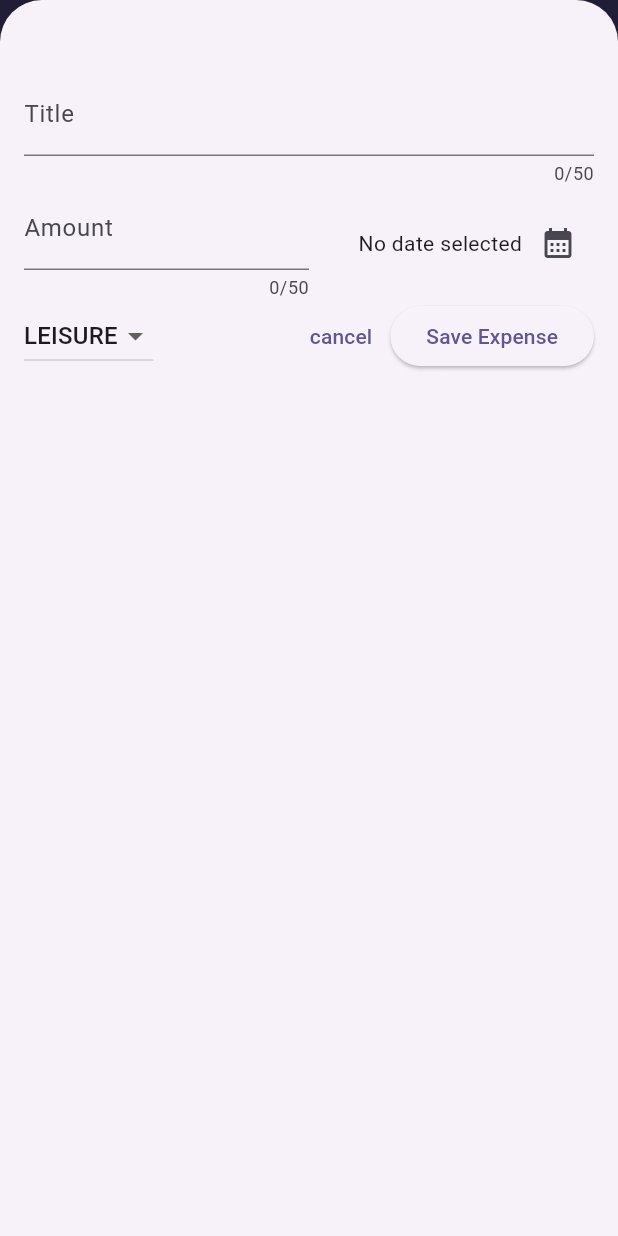
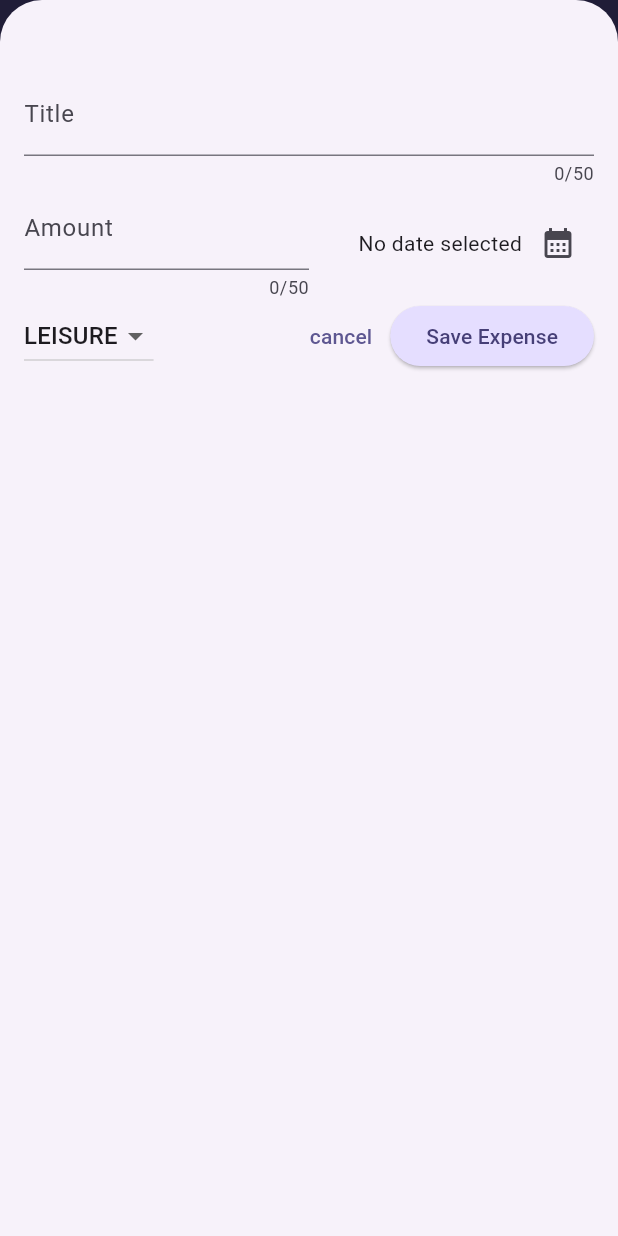
Before and after one commit to msatrionn/expenses_tracker, a Flutter app: the screen it shows after launch, after a tap on the "add" icon, on a phone screen of 412 x 824 dp. Run offline on Flutter 3.47's test engine with Material 3 defaults, Android fonts, the phone set to English and light mode, and no system bars.

Commit message:
checkpoint 2 windows

```diff
--- a/lib/main.dart
+++ b/lib/main.dart
@@ -4,20 +4,63 @@ import 'package:flutter/material.dart';
 var kColorScheme = ColorScheme.fromSeed(
   seedColor: const Color.fromARGB(255, 95, 59, 255),
 );
+
+var kDarkColorScheme = ColorScheme.fromSeed(
+  seedColor: const Color.fromARGB(255, 5, 99, 125),
+  brightness: Brightness.dark,
+);
 void main() {
   runApp(
     MaterialApp(
+      darkTheme: ThemeData.dark().copyWith(
+        colorScheme: kDarkColorScheme,
+        cardTheme: const CardThemeData().copyWith(
+          color: kDarkColorScheme.secondaryContainer,
+          margin: const EdgeInsets.symmetric(
+            horizontal: 16,
+            vertical: 8,
+          ),
+        ),
+        elevatedButtonTheme: ElevatedButtonThemeData(
+          style: ElevatedButton.styleFrom(
+            backgroundColor: kDarkColorScheme.primaryContainer,
+            foregroundColor: kDarkColorScheme.onPrimaryContainer,
+          ),
+        ),
+      ),
       theme: ThemeData().copyWith(
         // scaffoldBackgroundColor: const Color.fromARGB(255, 220, 189, 245),
         colorScheme: kColorScheme,
-        appBarTheme: AppBarTheme().copyWith(
+        appBarTheme: const AppBarTheme().copyWith(
           backgroundColor: kColorScheme.onPrimaryContainer,
           foregroundColor: kColorScheme.primaryContainer,
+        ),
+        cardTheme: const CardThemeData().copyWith(
+          color: kColorScheme.secondaryContainer,
+          margin: const EdgeInsets.symmetric(
+            horizontal: 16,
+            vertical: 8,
+          ),
+        ),
+        elevatedButtonTheme: ElevatedButtonThemeData(
+          style: ElevatedButton.styleFrom(
+            backgroundColor: kColorScheme.primaryContainer,
+            foregroundColor: kColorScheme.onPrimaryContainer,
+          ),
+        ),
+        textTheme: ThemeData().textTheme.copyWith(
+          titleLarge: TextStyle(
+            fontWeight: FontWeight.bold,
+            color: Colors.red[900],
+            fontSize: 16,
+          ),
         ),
       ),
 
       //useMaterial3
       home: const Expenses(),
+      themeMode:
+          ThemeMode.system, // <- default is system mengikuti settingan device
     ),
   );
 }
--- a/lib/widgets/expenses_list/expenses_item.dart
+++ b/lib/widgets/expenses_list/expenses_item.dart
@@ -19,9 +19,8 @@ class ExpensesItem extends StatelessWidget {
           children: [
             Text(
               expense.title,
-              style: const TextStyle(
+              style: Theme.of(context).textTheme.titleLarge!.copyWith(
                 fontWeight: FontWeight.bold,
-                fontSize: 16,
               ),
             ),
             const SizedBox(height: 4),
--- a/lib/widgets/expenses_list/expenses_list.dart
+++ b/lib/widgets/expenses_list/expenses_list.dart
@@ -17,6 +17,13 @@ class ExpensesList extends StatelessWidget {
       itemCount: expenses.length,
       itemBuilder: (ctx, index) => Dismissible(
         key: ValueKey(expenses[index]),
+        background: Container(
+          color: Theme.of(context).colorScheme.error.withOpacity(0.75),
+          margin: EdgeInsets.symmetric(
+            horizontal: Theme.of(context).cardTheme.margin!.horizontal ?? 16,
+            vertical: 8,
+          ),
+        ),
         onDismissed: (direction) {
           onRemoveExpense(expenses[index]);
         },
```
